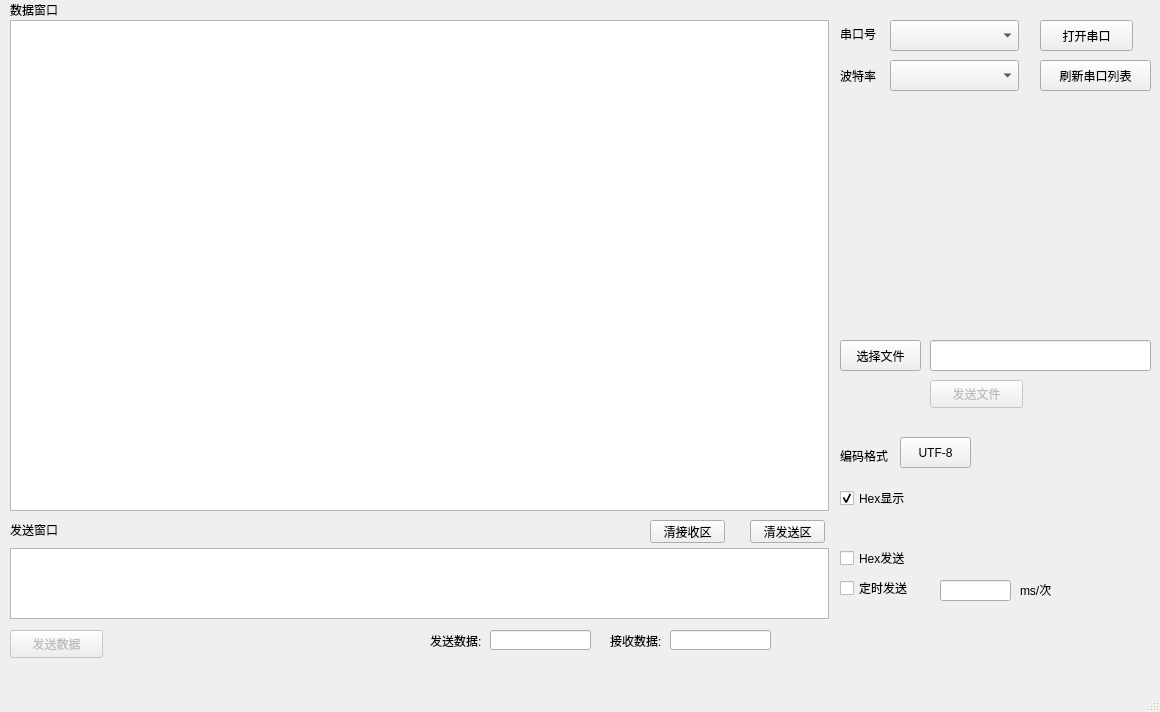
This is ser_prj/untitled.ui in getBossMuchMoney/pyqt_serialTool as Qt 5 draws it before an edit. The edited form follows.
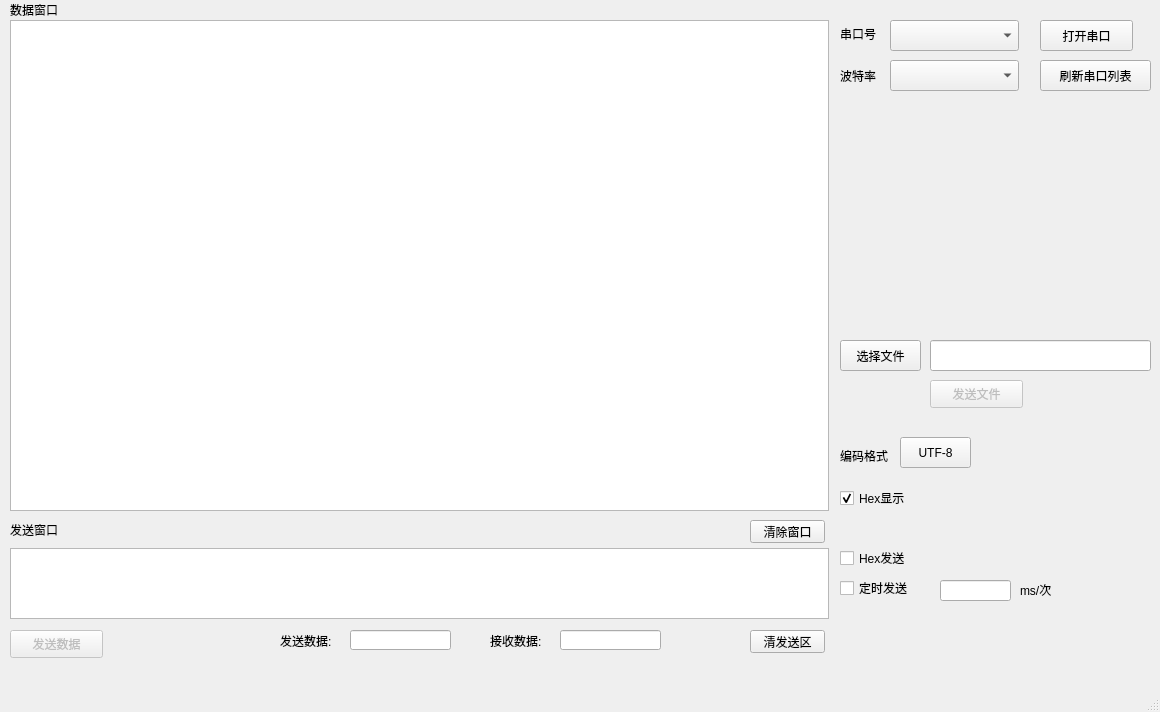
This is the edited form.

Commit message: fix subprocess running alone and others

What changed in the file:
```diff
--- a/ser_prj/untitled.ui
+++ b/ser_prj/untitled.ui
@@ -144,14 +144,14 @@
    <widget class="QPushButton" name="ClearRecShow">
     <property name="geometry">
      <rect>
-      <x>650</x>
+      <x>750</x>
       <y>520</y>
       <width>75</width>
       <height>23</height>
      </rect>
     </property>
     <property name="text">
-     <string>清接收区</string>
+     <string>清除窗口</string>
     </property>
    </widget>
    <widget class="QCheckBox" name="recHexShow">
@@ -196,7 +196,7 @@
     <property name="geometry">
      <rect>
       <x>750</x>
-      <y>520</y>
+      <y>630</y>
       <width>75</width>
       <height>23</height>
      </rect>
@@ -337,7 +337,7 @@
    <widget class="QLineEdit" name="sendLength">
     <property name="geometry">
      <rect>
-      <x>490</x>
+      <x>350</x>
       <y>630</y>
       <width>101</width>
       <height>20</height>
@@ -350,7 +350,7 @@
    <widget class="QLineEdit" name="receiveLength">
     <property name="geometry">
      <rect>
-      <x>670</x>
+      <x>560</x>
       <y>630</y>
       <width>101</width>
       <height>20</height>
@@ -363,9 +363,9 @@
    <widget class="QLabel" name="label_7">
     <property name="geometry">
      <rect>
-      <x>430</x>
+      <x>280</x>
       <y>630</y>
-      <width>51</width>
+      <width>71</width>
       <height>21</height>
      </rect>
     </property>
@@ -376,9 +376,9 @@
    <widget class="QLabel" name="label_8">
     <property name="geometry">
      <rect>
-      <x>610</x>
+      <x>490</x>
       <y>630</y>
-      <width>51</width>
+      <width>71</width>
       <height>21</height>
      </rect>
     </property>
```
The commit also changes 2 other files.
